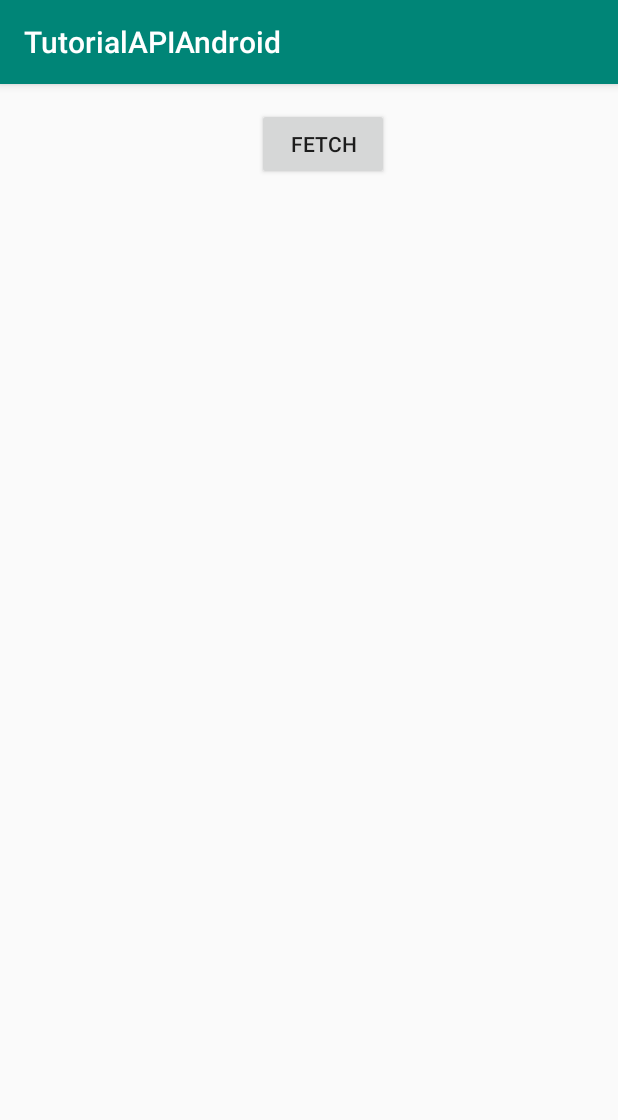
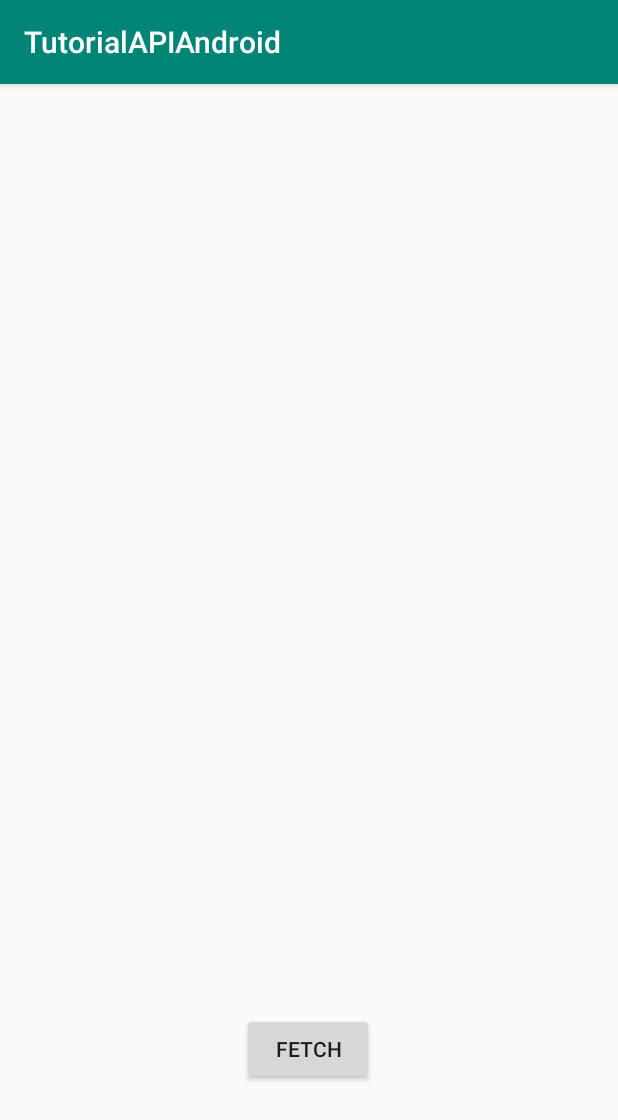
Before and after one commit to adrianavarrete/DSA_Retrofit, an Android app: the screen it shows after launch (MainActivity), on a phone screen of 412 x 824 dp. Shown: the top 1120 px of the screen. Run offline under Robolectric (Android 15) with nearby library versions, the phone set to English and light mode, and no system bars; libraries missing offline, so code that uses them is left out: org.apache.log4j.

```diff
--- a/app/src/main/java/upc/dsa/tutorialapiandroid/MainActivity.java
+++ b/app/src/main/java/upc/dsa/tutorialapiandroid/MainActivity.java
@@ -11,26 +11,22 @@ import android.widget.Button;
 import android.widget.LinearLayout;
 import android.widget.TextView;
 import android.widget.Toast;
-
 import org.apache.log4j.Logger;
-
-
 import java.io.IOException;
 import java.util.ArrayList;
 import java.util.List;
-
 import retrofit2.Call;
 import retrofit2.Callback;
 import retrofit2.Response;
 
 public class MainActivity extends AppCompatActivity {
 
-    private final static Logger log = Logger.getLogger("Logger de Ejemplo");
-
-
-    private Adapter mAdapter;
+    private AdapterDatos mAdapter;
+    RecyclerView mRecyclerView;
+    private ArrayList<Track> listTrack;
 
     @Override
+
     protected void onCreate(Bundle savedInstanceState) {
         super.onCreate(savedInstanceState);
         setContentView(R.layout.activity_main);
@@ -38,20 +34,14 @@ public class MainActivity extends AppCompatActivity {
 
         Button button = (Button) findViewById(R.id.button);
 
-        RecyclerView mRecyclerView = (RecyclerView) findViewById(R.id.recycler);
+        mRecyclerView = (RecyclerView) findViewById(R.id.recycler);
         mRecyclerView.setHasFixedSize(true);
-        LinearLayoutManager mLayoutManager = new LinearLayoutManager(getApplicationContext());
+        LinearLayoutManager mLayoutManager = new LinearLayoutManager(this );
         mRecyclerView.setLayoutManager(mLayoutManager);
 
-        final Adapter mAdapter = new Adapter();
-        mAdapter.setOnClickListener(new View.OnClickListener() {
-            @Override
-            public void onClick(View v) {
-                Intent miIntent = new Intent(MainActivity.this,SegundoActivity.class);
+        mAdapter = new AdapterDatos(listTrack,MainActivity.this);
 
-                startActivity(miIntent);
-            }
-        });
+
         mRecyclerView.setAdapter(mAdapter);
 
         button.setOnClickListener(new View.OnClickListener() {
@@ -66,8 +56,8 @@ public class MainActivity extends AppCompatActivity {
                     @Override
                     public void onResponse(Call<ArrayList<Track>> call, Response<ArrayList<Track>> response) {
 
-                        ArrayList<Track> canciones = response.body();
-                        mAdapter.setDataSet(canciones);
+                        listTrack = response.body();
+                        mAdapter.setDataSet(listTrack);
 
                     }
                     @Override
@@ -80,4 +70,6 @@ public class MainActivity extends AppCompatActivity {
         });
 
     }
-    }
+
+
+}
--- a/app/src/main/res/layout/activity_main.xml
+++ b/app/src/main/res/layout/activity_main.xml
@@ -12,12 +12,14 @@
         android:layout_height="wrap_content"
         android:layout_alignParentBottom="true"
         android:layout_centerHorizontal="true"
-        android:layout_marginTop="16dp"
+        android:layout_marginBottom="32dp"
         android:text="Fetch"
+        app:layout_constraintBottom_toBottomOf="parent"
         app:layout_constraintEnd_toEndOf="parent"
-        app:layout_constraintHorizontal_bias="0.529"
+        app:layout_constraintHorizontal_bias="0.498"
         app:layout_constraintStart_toStartOf="parent"
-        app:layout_constraintTop_toTopOf="parent" />
+        app:layout_constraintTop_toTopOf="parent"
+        app:layout_constraintVertical_bias="0.9" />
 
     <android.support.v7.widget.RecyclerView
         android:id="@+id/recycler"
```
Also changed, not shown: app/src/main/java/upc/dsa/tutorialapiandroid/Adapter.java (deleted, +0 -89 lines), app/src/main/java/upc/dsa/tutorialapiandroid/AdapterDatos.java (added, +94 -0 lines), app/src/main/java/upc/dsa/tutorialapiandroid/SegundoActivity.java (+8 -0 lines).
